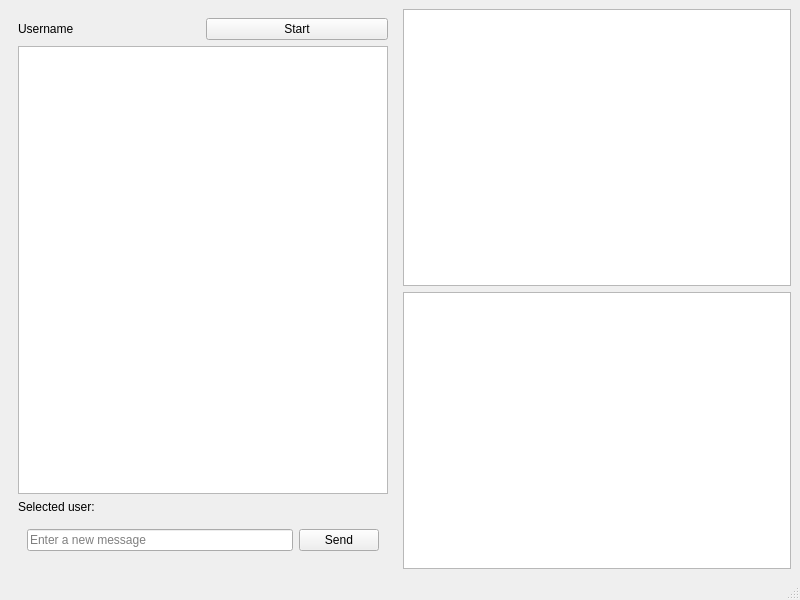
Above: Source/UI/MainWindow.ui from DhirajWishal/HiveCom-Desktop before the change. Below: the same form after it.
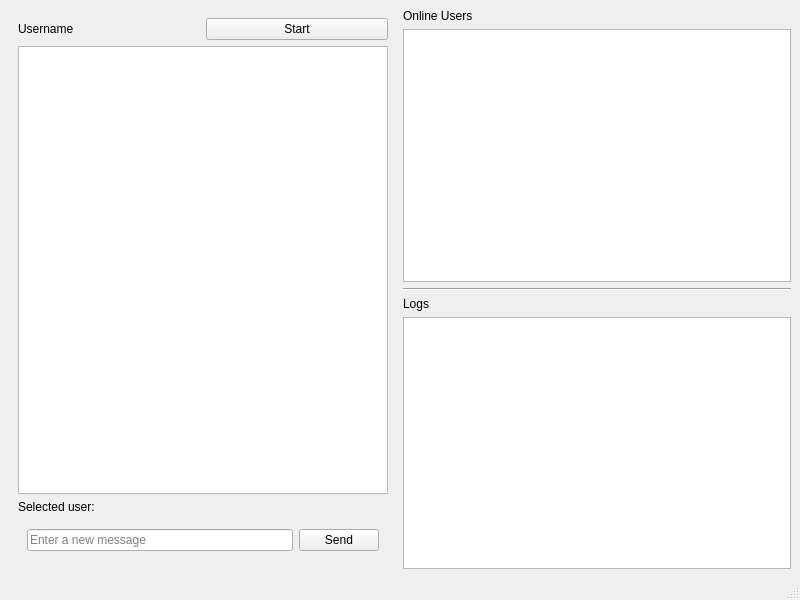
That is the form after the change.

Patch:
```diff
--- a/Source/UI/MainWindow.ui
+++ b/Source/UI/MainWindow.ui
@@ -74,6 +74,13 @@
     </item>
     <item row="0" column="2">
      <layout class="QVBoxLayout" name="verticalLayout_2">
+      <item>
+       <widget class="QLabel" name="label_2">
+        <property name="text">
+         <string>Online Users</string>
+        </property>
+       </widget>
+      </item>
       <item>
        <widget class="QListWidget" name="onlineList">
         <property name="sizePolicy">
@@ -85,7 +92,25 @@
        </widget>
       </item>
       <item>
-       <widget class="QListWidget" name="logs"/>
+       <widget class="Line" name="line">
+        <property name="orientation">
+         <enum>Qt::Horizontal</enum>
+        </property>
+       </widget>
+      </item>
+      <item>
+       <widget class="QLabel" name="label">
+        <property name="text">
+         <string>Logs</string>
+        </property>
+       </widget>
+      </item>
+      <item>
+       <widget class="QListWidget" name="logs">
+        <property name="spacing">
+         <number>10</number>
+        </property>
+       </widget>
       </item>
      </layout>
     </item>
```
Left out of the diff: 4 changed lines with no effect on the pictures.
